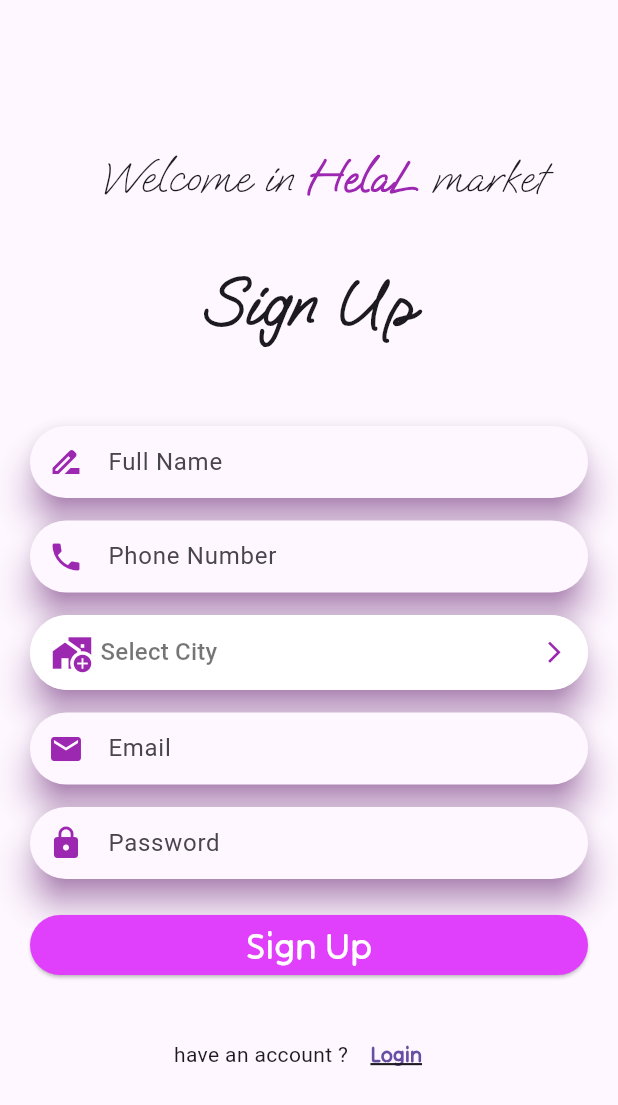
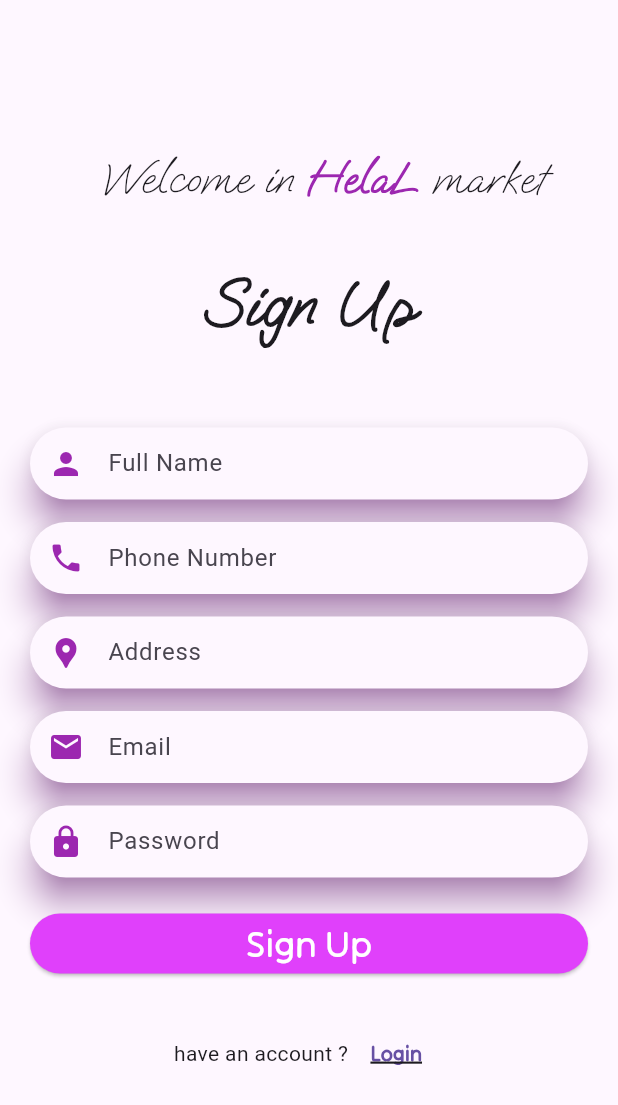
Before and after one commit to Mohammed-Jubran/helal-DOT-Jordan-2023, a Flutter app: the SignUpScreen screen opened directly, on a phone screen of 412 x 824 dp. Shown: the top 1105 px of the screen. Run offline on Flutter 3.47's test engine with Material 2 defaults, Android fonts, the phone set to English and light mode, and no system bars; drawn by our look-alikes of dropdown_button2; our stand-ins replace flutter_easyloading, flutter_secure_storage; missing offline and left inert: banner_image; accounts and stored records are empty.

```diff
--- a/lib/main.dart
+++ b/lib/main.dart
@@ -1,4 +1,5 @@
 import 'package:flutter/material.dart';
+import 'package:flutter_easyloading/flutter_easyloading.dart';
 import 'package:helal/views/splash_screen.dart';
 
 void main() {
@@ -12,6 +13,7 @@ class MyApp extends StatelessWidget {
   @override
   Widget build(BuildContext context) {
     return MaterialApp(
+      builder: EasyLoading.init(),
       title: 'Flutter Demo',
       theme: ThemeData(
         useMaterial3: true,
--- /dev/null
+++ b/lib/model/user_model.dart
@@ -0,0 +1,36 @@
+class User {
+  int? id;
+  String? fullName;
+  String email;
+  String password;
+  String? address;
+  String? phone;
+
+  User({
+    this.id,
+     this.fullName,
+    required this.email,
+    required this.password,
+     this.address,
+     this.phone,
+  });
+
+  Map<String, dynamic> toJson() => {
+    "id": id,
+    "full_name": fullName,
+    "email": email,
+    "password": password,
+    "address": address,
+    "phone": phone,
+  };
+
+  factory User.fromJson(Map<String, dynamic> json) {
+    return User(
+        id: json["id"],
+        fullName: json["full_name"],
+        email: json["email"],
+        password: json["password"],
+        address: json["address"],
+        phone: json["phone"]);
+  }
+}
--- a/lib/views/sign_up_screen.dart
+++ b/lib/views/sign_up_screen.dart
@@ -1,4 +1,6 @@
 import 'package:flutter/material.dart';
+import 'package:helal/controller/user_controller.dart';
+import 'package:helal/model/user_model.dart';
 import 'package:helal/views/home_screen.dart';
 import 'package:helal/views/login_screen.dart';
 // ignore: implementation_imports
@@ -13,28 +15,14 @@ class SignUpScreen extends StatefulWidget {
 
 class _SignUpScreenState extends State<SignUpScreen> {
 
+  final UserController _usersController = UserController();
+  final _fullNameController = TextEditingController();
+  final _phoneController = TextEditingController();
+  final _addressController = TextEditingController();
   final _emailController = TextEditingController();
   final _passwordController = TextEditingController();
-  final _fullNameController = TextEditingController();
-  final _phoneController = TextEditingController();
-  String ? citySelected;
 
-
-  final List<String> cities = [
-    'Amman',
-    'Zarqa',
-    'Irbid',
-    'Aqaba',
-    'Mafraq',
-    'Madaba',
-    'Jerash',
-    'Karak',
-    'Tafilah',
-    'As-Salt',
-    'Ajloun',
-    'Ma\'an',
-  ];
-  String? selectedValue;
+  final _formKey = GlobalKey<FormState>();
 
   @override
   Widget build(BuildContext context) {
@@ -43,6 +31,8 @@ class _SignUpScreenState extends State<SignUpScreen> {
         padding: const EdgeInsets.symmetric(horizontal: 20),
         child: Center(
           child: SingleChildScrollView(
+            child: Form(
+              key: _formKey,
               child: Column(
                 mainAxisAlignment: MainAxisAlignment.center,
                 crossAxisAlignment: CrossAxisAlignment.center,
@@ -89,12 +79,12 @@ class _SignUpScreenState extends State<SignUpScreen> {
                     elevation: 9.5,
                     shadowColor: Colors.purple,
                     borderRadius: const BorderRadius.all(Radius.circular(50)),
-                  child: TextField(
+                    child: TextFormField(
                       controller: _fullNameController,
                       decoration: InputDecoration(
                           hintText: 'Full Name',
                           prefixIcon: const Icon(
-                          Icons.drive_file_rename_outline,
+                            Icons.person,
                             color: Colors.purple,
                           ),
                           contentPadding:
@@ -103,6 +93,12 @@ class _SignUpScreenState extends State<SignUpScreen> {
                             borderSide: BorderSide.none,
                             borderRadius: BorderRadius.circular(50),
                           )),
+                      validator: (value) {
+                        if (value == null || value.isEmpty) {
+                          return 'this filed is required';
+                        }
+                        return null;
+                      },
                     ),
                   ),
                   const SizedBox(height: 15),
@@ -110,7 +106,7 @@ class _SignUpScreenState extends State<SignUpScreen> {
                     elevation: 9.5,
                     shadowColor: Colors.purple,
                     borderRadius: const BorderRadius.all(Radius.circular(50)),
-                  child: TextField(
+                    child: TextFormField(
                       controller: _phoneController,
                       decoration: InputDecoration(
                           hintText: 'Phone Number',
@@ -124,6 +120,12 @@ class _SignUpScreenState extends State<SignUpScreen> {
                             borderSide: BorderSide.none,
                             borderRadius: BorderRadius.circular(50),
                           )),
+                      validator: (value) {
+                        if (value == null || value.isEmpty) {
+                          return 'this filed is required';
+                        }
+                        return null;
+                      },
                     ),
                   ),
                   const SizedBox(height: 15),
@@ -131,90 +133,26 @@ class _SignUpScreenState extends State<SignUpScreen> {
                     elevation: 9.5,
                     shadowColor: Colors.purple,
                     borderRadius: const BorderRadius.all(Radius.circular(50)),
-                  child: DropdownButtonHideUnderline(
-                    child: DropdownButton2(
-                      isExpanded: true,
-                      hint: Row(
-                        children: const [
-                          Icon(
-                            Icons.add_home_work,
-                            size: 28,
+                    child: TextFormField(
+                      controller: _addressController,
+                      decoration: InputDecoration(
+                          hintText: 'Address',
+                          prefixIcon: const Icon(
+                            Icons.location_pin,
                             color: Colors.purple,
                           ),
-                          SizedBox(
-                            width: 5,
-                          ),
-                          Expanded(
-                            child: Text(
-                              'Select City',
-                              style: TextStyle(
-                                fontSize: 16,
-                                color: Colors.black54,
-                              ),
-                              overflow: TextOverflow.ellipsis,
-                            ),
-                          ),
-                        ],
-                      ),
-                      items: cities
-                          .map((item) => DropdownMenuItem<String>(
-                        value: item,
-                        child: Text(
-                          item,
-                          style: const TextStyle(
-                            fontSize: 14,
-                            fontWeight: FontWeight.bold,
-                            color: Colors.black54,
-                          ),
-                          overflow: TextOverflow.ellipsis,
-                        ),
-                      ))
-                          .toList(),
-                      value: selectedValue,
-                      onChanged: (value) {
-                        setState(() {
-                          selectedValue = value as String;
-                          citySelected=selectedValue;
-                        });
+                          contentPadding:
+                          const EdgeInsets.symmetric(horizontal: 15),
+                          border: OutlineInputBorder(
+                            borderSide: BorderSide.none,
+                            borderRadius: BorderRadius.circular(50),
+                          )),
+                      validator: (value) {
+                        if (value == null || value.isEmpty) {
+                          return 'this filed is required';
+                        }
+                        return null;
                       },
-                      buttonStyleData: ButtonStyleData(
-                        height: 50,
-                        width: double.infinity,
-                        padding: const EdgeInsets.only(left: 14, right: 14),
-                        decoration: BoxDecoration(
-                          borderRadius: BorderRadius.circular(30),
-                          color: Colors.white,
-                        ),
-                      ),
-                      iconStyleData: const IconStyleData(
-                        icon: Icon(
-                          Icons.arrow_forward_ios_outlined,
-                        ),
-                        iconSize: 17,
-                        iconEnabledColor: Colors.purple,
-                        iconDisabledColor: Colors.purple,
-                      ),
-                      dropdownStyleData: DropdownStyleData(
-                        maxHeight: 200,
-                        width: 150,
-                        padding: null,
-                        decoration: BoxDecoration(
-                          borderRadius: BorderRadius.circular(14),
-                          color: Colors.purple,
-                        ),
-                        elevation: 8,
-                        offset: const Offset(-20, 0),
-                        scrollbarTheme: ScrollbarThemeData(
-                          radius: const Radius.circular(40),
-                          thickness: MaterialStateProperty.all<double>(6),
-                          thumbVisibility: MaterialStateProperty.all<bool>(true),
-                        ),
-                      ),
-                      menuItemStyleData: const MenuItemStyleData(
-                        height: 40,
-                        padding: EdgeInsets.only(left: 30, right: 14),
-                      ),
-                    ),
                     ),
                   ),
                   const SizedBox(height: 15),
@@ -222,7 +160,7 @@ class _SignUpScreenState extends State<SignUpScreen> {
                     elevation: 9.5,
                     shadowColor: Colors.purple,
                     borderRadius: const BorderRadius.all(Radius.circular(50)),
-                  child: TextField(
+                    child: TextFormField(
                       controller: _emailController,
                       decoration: const InputDecoration(
                         hintText: 'Email',
@@ -236,6 +174,12 @@ class _SignUpScreenState extends State<SignUpScreen> {
                           borderRadius: BorderRadius.all(Radius.circular(50)),
                         ),
                       ),
+                      validator: (value) {
+                        if (value == null || value.isEmpty) {
+                          return 'this filed is required';
+                        }
+                        return null;
+                      },
                     ),
                   ),
                   const SizedBox(height: 15),
@@ -243,7 +187,7 @@ class _SignUpScreenState extends State<SignUpScreen> {
                     elevation: 9.5,
                     shadowColor: Colors.purple,
                     borderRadius: const BorderRadius.all(Radius.circular(50)),
-                  child: TextField(
+                    child: TextFormField(
                       controller: _passwordController,
                       decoration: InputDecoration(
                           hintText: 'Password',
@@ -257,14 +201,37 @@ class _SignUpScreenState extends State<SignUpScreen> {
                             borderSide: BorderSide.none,
                             borderRadius: BorderRadius.circular(50),
                           )),
+                      validator: (value) {
+                        if (value == null || value.isEmpty) {
+                          return 'this filed is required';
+                        }
+                        return null;
+                      },
                     ),
                   ),
                   const SizedBox(height: 20),
                   SizedBox(
                     width: (double.infinity) - 10,
                     child: ElevatedButton(
-                    onPressed: () {
-                      Navigator.push(context, MaterialPageRoute(builder: (context) => const HomeScreen(),));
+                      onPressed: () async {
+                        if (_formKey.currentState!.validate()) {
+                          User user = User(
+                            fullName: _fullNameController.text,
+                            phone: _phoneController.text,
+                            address: _addressController.text,
+                            email: _emailController.text,
+                            password: _passwordController.text,
+                          );
+                          await _usersController.createUser(user);
+                          // ignore: use_build_context_synchronously
+                          ScaffoldMessenger.of(context).showSnackBar(
+                            const SnackBar(
+                              content: Text('User created successfully'),
+                            ),
+                          );
+                          // ignore: use_build_context_synchronously
+                          Navigator.push(context, MaterialPageRoute(builder: (context) => const LoginScreen(),));
+                        }
                       },
                       style: ElevatedButton.styleFrom(
                         backgroundColor: Colors.purpleAccent,
@@ -303,6 +270,7 @@ class _SignUpScreenState extends State<SignUpScreen> {
             ),
           ),
         ),
+      ),
     );
   }
 }
--- a/pubspec.yaml
+++ b/pubspec.yaml
@@ -37,6 +37,11 @@ dependencies:
   cupertino_icons: ^1.0.2
   dropdown_button2: ^2.0.0
   banner_image: ^1.0.7
+  email_validator: ^2.1.17
+  http: ^0.13.5
+  flutter_easyloading: ^3.0.5
+  flutter_secure_storage: ^8.0.0
+  intl: ^0.18.0
 
 dev_dependencies:
   flutter_test:
```
Also changed, not shown: lib/controller/api_helper.dart (added, +61 -0 lines), lib/controller/user_controller.dart (added, +69 -0 lines), lib/views/login_screen.dart (+43 -8 lines), pubspec.lock, 6 other files. Lines whose indentation alone changed are shown as unchanged.
